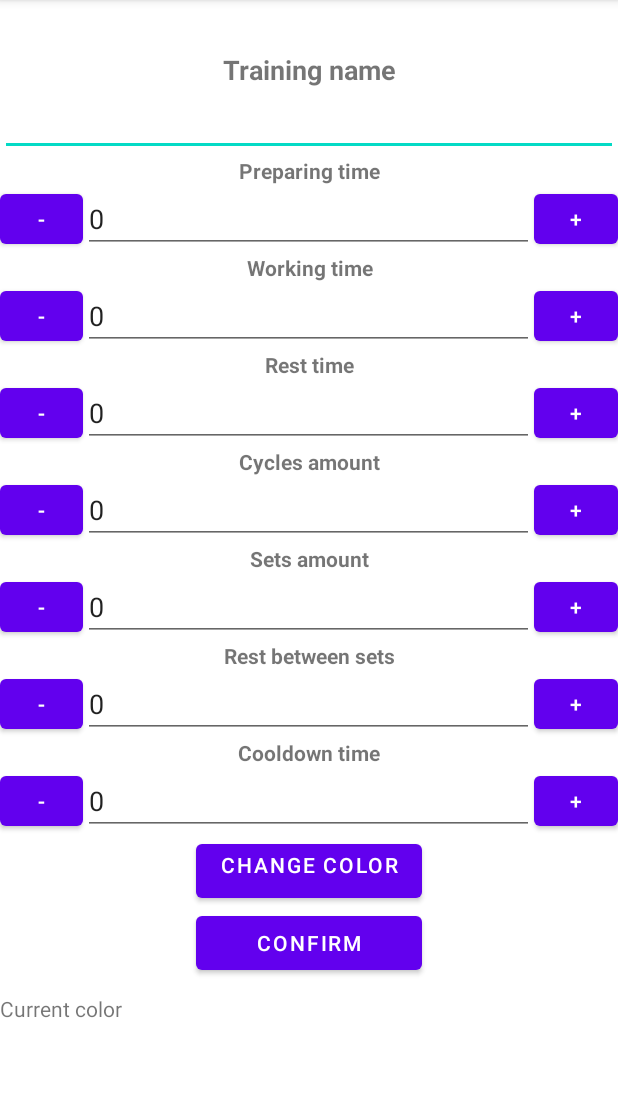
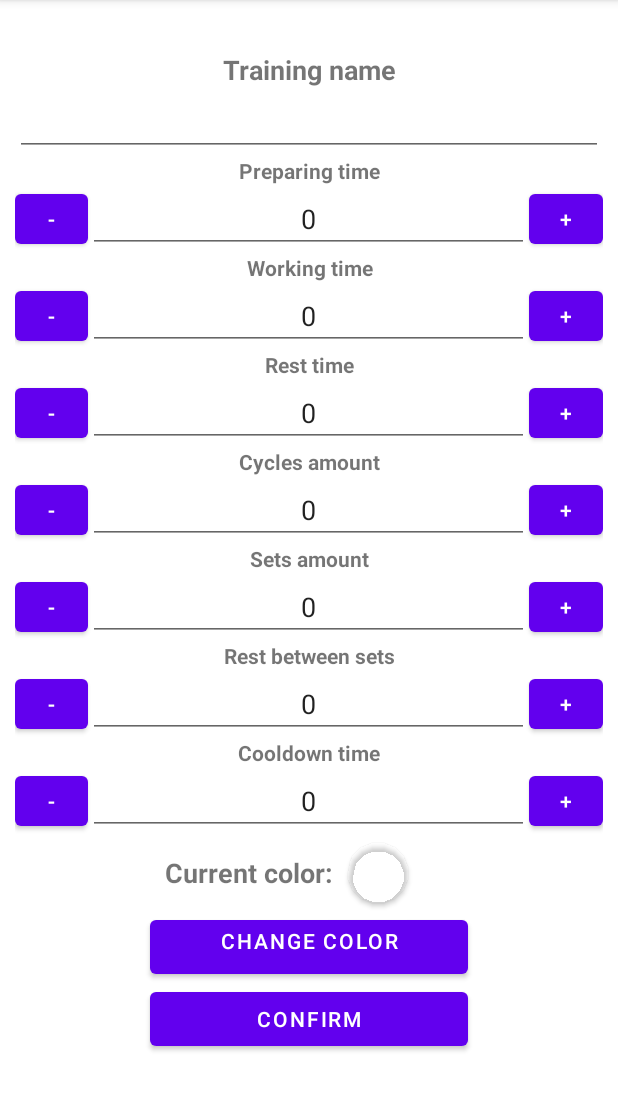
Before and after one commit to shaplykon/Tabata-Timer-Android, an Android app: the screen it shows after launch (DetailActivity), after a tap on an icon or button, on a phone screen of 412 x 824 dp, the part 84-1195 px from its top. Run offline under Robolectric (Android 15) with nearby library versions, the phone set to English and light mode, and no system bars; libraries missing offline, so code that uses them is left out: com.jaredrummler.android.

Commit message:
Added some Service functionality and changed DetailActivity layout

```diff
--- a/app/src/main/java/com/example/timer/DataAdapter.java
+++ b/app/src/main/java/com/example/timer/DataAdapter.java
@@ -133,8 +133,7 @@ public class DataAdapter extends RecyclerView.Adapter<DataAdapter.DataHolder>
                 public void onClick(View v) {
                     Context context = v.getContext();
                     Intent intent = new Intent(context, ActiveActivity.class);
-
-                   intent.putExtra("id", timerList.get(getAdapterPosition()).getId());
+                    intent.putExtra("timer", timerList.get(getAdapterPosition()));
                     context.startActivity(intent);
                 }
             });
--- a/app/src/main/java/com/example/timer/DetailActivity.java
+++ b/app/src/main/java/com/example/timer/DetailActivity.java
@@ -3,6 +3,8 @@ package com.example.timer;
 import android.annotation.SuppressLint;
 import android.content.Intent;
 import android.graphics.Color;
+import android.graphics.PorterDuff;
+import android.graphics.drawable.Drawable;
 import android.os.Bundle;
 import android.text.Editable;
 import android.text.TextWatcher;
@@ -11,6 +13,7 @@ import android.widget.Button;
 import android.widget.TextView;
 
 import androidx.appcompat.app.AppCompatActivity;
+import androidx.cardview.widget.CardView;
 import androidx.lifecycle.Observer;
 import androidx.lifecycle.ViewModelProvider;
 
@@ -30,7 +33,7 @@ public class DetailActivity extends AppCompatActivity implements ColorPickerDial
     TextView setsAmountEdit;
     TextView restBetweenSetsEdit;
     TextView cooldownTimeEdit;
-    View colorView;
+    CardView colorView;
     EditableTimerViewModel editableViewModel;
 
     @SuppressLint("SetTextI18n")
@@ -83,7 +86,7 @@ public class DetailActivity extends AppCompatActivity implements ColorPickerDial
         }
         });
 
-        colorView.setBackgroundColor(editableViewModel.color.getValue());
+        colorView.setCardBackgroundColor(editableViewModel.color.getValue());
 
         trainingNameEditText.setText(editableViewModel.title.getValue());
         preparingTimeEdit.setText(editableViewModel.preparingTime.getValue() + "");
@@ -162,8 +165,9 @@ public class DetailActivity extends AppCompatActivity implements ColorPickerDial
         editableViewModel.color.observe(this, new Observer<Integer>() {
             @Override
             public void onChanged(Integer integer) {
-                colorView.setBackgroundColor(integer);
+             colorView.setCardBackgroundColor(integer);
             }
+
         });
 
         View.OnClickListener buttonsClickListener = new View.OnClickListener() {
--- a/app/src/main/java/com/example/timer/EditableViewModelFactory.java
+++ b/app/src/main/java/com/example/timer/EditableViewModelFactory.java
@@ -14,6 +14,9 @@ public class EditableViewModelFactory implements ViewModelProvider.Factory {
     @NonNull
     @Override
     public <T extends ViewModel> T create(@NonNull Class<T> modelClass) {
-        return (T) new EditableTimerViewModel(timer);
+        if(modelClass.isAssignableFrom(EditableTimerViewModel.class)){
+            return (T) new EditableTimerViewModel(timer);
+        }
+        throw new IllegalArgumentException("Incorrect ViewModelClass");
     }
 }
--- a/app/src/main/java/com/example/timer/SQLiteTimerRepository.java
+++ b/app/src/main/java/com/example/timer/SQLiteTimerRepository.java
@@ -17,8 +17,8 @@ public class SQLiteTimerRepository implements TimerRepository {
     }
 
     @Override
-    public int update(TimerSequence timer) {
-        return db.update(SQLiteHelper.TABLE_TIMER_NAME, getContentValues(timer), SQLiteHelper.COLUMN_ID + "=" + timer.getId(), null);
+    public void update(TimerSequence timer) {
+        db.update(SQLiteHelper.TABLE_TIMER_NAME, getContentValues(timer), SQLiteHelper.COLUMN_ID + "=" + timer.getId(), null);
     }
 
     @Override
--- a/app/src/main/java/com/example/timer/TimerRepository.java
+++ b/app/src/main/java/com/example/timer/TimerRepository.java
@@ -6,7 +6,7 @@ import java.util.ArrayList;
 public interface TimerRepository {
     ArrayList<TimerSequence> get();
     void clear();
-    int update(TimerSequence timer);
+    void update(TimerSequence timer);
     int insert(TimerSequence timer);
     void delete(int Id);
 }
--- a/app/src/main/res/layout/activity_detail.xml
+++ b/app/src/main/res/layout/activity_detail.xml
@@ -3,12 +3,14 @@
     xmlns:tools="http://schemas.android.com/tools"
     android:layout_width="match_parent"
     android:layout_height="match_parent"
+    xmlns:app="http://schemas.android.com/apk/res-auto"
     android:layout_rowSpan="5"
     android:orientation="vertical"
+    android:paddingStart="10dp"
     android:paddingTop="90dp"
-    tools:context=".MainActivity"
 
-    >
+    android:paddingEnd="10dp"
+    tools:context=".MainActivity">
 
     <TableLayout
         android:layout_width="match_parent"
@@ -40,8 +42,10 @@
                 android:layout_height="wrap_content"
                 android:layout_weight="1"
                 android:autofillHints=""
+                android:focusableInTouchMode="false"
                 android:inputType="text"
-                android:text="" />
+                android:text=""
+                android:textAlignment="center" />
 
         </TableRow>
 
@@ -77,8 +81,10 @@
                 android:layout_height="wrap_content"
                 android:layout_weight="5"
                 android:autofillHints=""
+                android:focusableInTouchMode="false"
                 android:inputType="number"
-                android:text="" />
+                android:text=""
+                android:textAlignment="center" />
 
             <Button
                 android:id="@+id/preparingPlusButton"
@@ -121,8 +127,10 @@
                 android:layout_height="wrap_content"
                 android:layout_weight="5"
                 android:autofillHints=""
+                android:focusableInTouchMode="false"
                 android:inputType="number"
-                android:text="" />
+                android:text=""
+                android:textAlignment="center" />
 
             <Button
                 android:id="@+id/workingPlusButton"
@@ -165,8 +173,10 @@
                 android:layout_height="wrap_content"
                 android:layout_weight="5"
                 android:autofillHints=""
+                android:focusableInTouchMode="false"
                 android:inputType="number"
-                android:text="" />
+                android:text=""
+                android:textAlignment="center" />
 
             <Button
                 android:id="@+id/restPlusButton"
@@ -209,8 +219,10 @@
                 android:layout_height="wrap_content"
                 android:layout_weight="5"
                 android:autofillHints=""
+                android:focusableInTouchMode="false"
                 android:inputType="number"
-                android:text="" />
+                android:text=""
+                android:textAlignment="center" />
 
             <Button
                 android:id="@+id/cyclesPlusButton"
@@ -253,8 +265,10 @@
                 android:layout_height="wrap_content"
                 android:layout_weight="5"
                 android:autofillHints=""
+                android:focusableInTouchMode="false"
                 android:inputType="number"
-                android:text="" />
+                android:text=""
+                android:textAlignment="center" />
 
             <Button
                 android:id="@+id/setsAmountPlusButton"
@@ -297,8 +311,10 @@
                 android:layout_height="wrap_content"
                 android:layout_weight="5"
                 android:autofillHints=""
+                android:focusableInTouchMode="false"
                 android:inputType="number"
-                android:text="" />
+                android:text=""
+                android:textAlignment="center" />
 
             <Button
                 android:id="@+id/restBetweenSetsPlusButton"
@@ -341,8 +357,10 @@
                 android:layout_height="wrap_content"
                 android:layout_weight="5"
                 android:autofillHints=""
+                android:focusableInTouchMode="false"
                 android:inputType="number"
-                android:text="" />
+                android:text=""
+                android:textAlignment="center" />
 
             <Button
                 android:id="@+id/cooldownPlusButton"
@@ -350,6 +368,39 @@
                 android:layout_height="match_parent"
                 android:layout_weight="1"
                 android:text="@string/plus" />
+
+        </TableRow>
+
+        <TableRow
+            android:layout_width="match_parent"
+            android:layout_height="match_parent">
+
+            <TextView
+                android:id="@+id/colorLabel"
+                android:layout_width="wrap_content"
+                android:layout_height="wrap_content"
+                android:layout_gravity="center_vertical"
+                android:layout_marginStart="100dp"
+                android:text="@string/current_color"
+                android:textSize="18sp"
+                android:textStyle="bold" />
+
+            <androidx.cardview.widget.CardView
+                android:layout_marginTop="5dp"
+                android:layout_marginBottom="5dp"
+                android:layout_marginStart="10dp"
+                android:layout_width="40dp"
+                android:layout_height="40dp"
+                android:elevation="6dp"
+                android:id="@+id/currentColorView"
+                app:cardCornerRadius="20dp"
+                android:innerRadius="0dp"
+                android:shape="ring"
+                android:thicknessRatio="1.9"
+                app:cardBackgroundColor="@color/green"
+                >
+
+            </androidx.cardview.widget.CardView>
 
         </TableRow>
 
@@ -378,33 +429,6 @@
                 android:text="@string/confirm" />
         </TableRow>
 
-        <TableRow
-            android:layout_width="match_parent"
-            android:layout_height="match_parent" >
-
-            <LinearLayout
-                android:layout_width="127dp"
-                android:layout_height="match_parent"
-                android:orientation="horizontal">
-
-                <TextView
-                    android:id="@+id/colorLabel"
-                    android:layout_width="wrap_content"
-                    android:layout_height="wrap_content"
-                    android:layout_gravity="center_vertical"
-                    android:text="@string/current_color" />
-
-                <View
-                    android:id="@+id/currentColorView"
-                    android:layout_width="wrap_content"
-                    android:layout_height="40dp"
-                    android:layout_weight="1"
-                    android:background="#FFFFFF" />
-
-            </LinearLayout>
-
-        </TableRow>
-
     </TableLayout>
 
 </androidx.constraintlayout.widget.ConstraintLayout>
--- a/app/src/main/res/values/strings.xml
+++ b/app/src/main/res/values/strings.xml
@@ -19,7 +19,7 @@
     <string name="rest_time">Rest time</string>
     <string name="working_time">Working time</string>
     <string name="change_color">Change color</string>
-    <string name="current_color">Current color</string>
+    <string name="current_color">Current color:</string>
     <!-- TODO: Remove or change this placeholder text -->
     <string name="hello_blank_fragment" translatable="false">Hello blank fragment</string>
     <!-- Preference Titles -->
@@ -57,4 +57,6 @@
     <string name="reset_dialog_title">Clear data</string>
     <string name="reset_dialog_message">Are you sure you want to clear all stored data?</string>
     <string name="yes">Yes</string>
+    <string name="no">No</string>
+    <string name="quit_title">Stop timer</string>
 </resources>
```
Also changed, not shown: app/src/main/java/com/example/timer/ActiveActivity.java (+91 -40 lines), app/src/main/java/com/example/timer/ActiveTimerViewModel.java (+30 -45 lines), app/src/main/java/com/example/timer/ActiveViewModelFactory.java (added, +27 -0 lines), app/src/main/java/com/example/timer/Phase.java (+8 -1 lines), app/src/main/java/com/example/timer/TaskListFragment.java (+12 -11 lines), app/src/main/java/com/example/timer/TimerService.java (+48 -5 lines), 1 other file.
